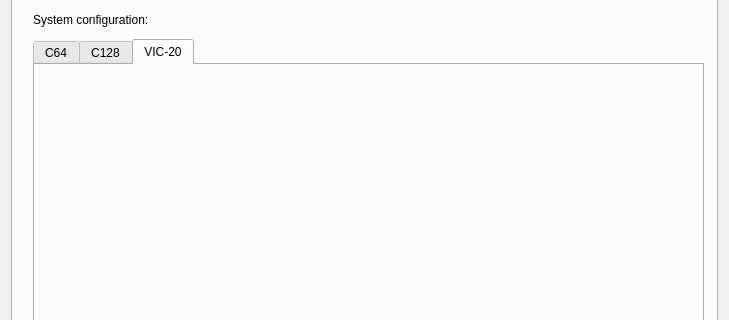
First picture: the form in source/dialogprojectsettings.ui, repository leuat/TRSE, before the edit; both pictures show x 0 to 729 and y 118 to 438 of the 729 by 555 pixel window.
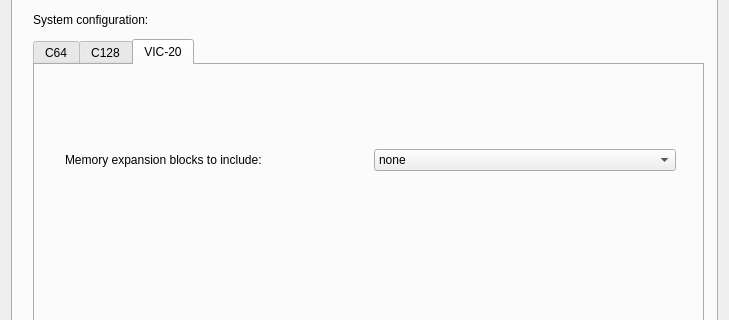
Second picture: the form after the edit. The open tabs and pages were chosen to show the change.

Commit message: error preprocessor, ifdef working much better, vic 20 memory config, rewritten org org org

Patch:
```diff
--- a/source/dialogprojectsettings.ui
+++ b/source/dialogprojectsettings.ui
@@ -173,6 +173,63 @@
           <attribute name="title">
            <string>VIC-20</string>
           </attribute>
+          <widget class="QWidget" name="verticalLayoutWidget_2">
+           <property name="geometry">
+            <rect>
+             <x>30</x>
+             <y>30</y>
+             <width>611</width>
+             <height>131</height>
+            </rect>
+           </property>
+           <layout class="QVBoxLayout" name="verticalLayout_6">
+            <item>
+             <layout class="QHBoxLayout" name="horizontalLayout_10">
+              <item>
+               <widget class="QLabel" name="label_5">
+                <property name="text">
+                 <string>Memory expansion blocks to include:</string>
+                </property>
+               </widget>
+              </item>
+              <item>
+               <widget class="QComboBox" name="cmbVic20Config">
+                <item>
+                 <property name="text">
+                  <string>none</string>
+                 </property>
+                </item>
+                <item>
+                 <property name="text">
+                  <string>all</string>
+                 </property>
+                </item>
+                <item>
+                 <property name="text">
+                  <string>3k</string>
+                 </property>
+                </item>
+                <item>
+                 <property name="text">
+                  <string>8k</string>
+                 </property>
+                </item>
+                <item>
+                 <property name="text">
+                  <string>16k</string>
+                 </property>
+                </item>
+                <item>
+                 <property name="text">
+                  <string>24k</string>
+                 </property>
+                </item>
+               </widget>
+              </item>
+             </layout>
+            </item>
+           </layout>
+          </widget>
          </widget>
         </widget>
        </widget>
```
Left out of the diff: 4 changed lines with no effect on the pictures. The commit also changes 24 other files.
